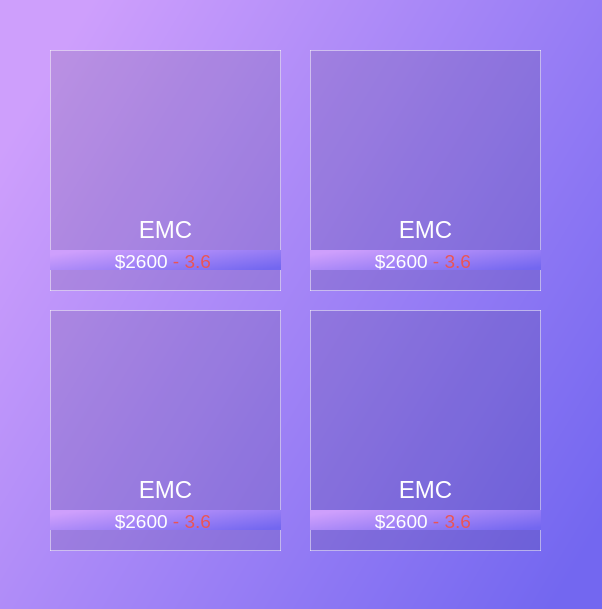
captainswain/CryptoView, file CryptoView/cryptoview.ui: the form before one commit.
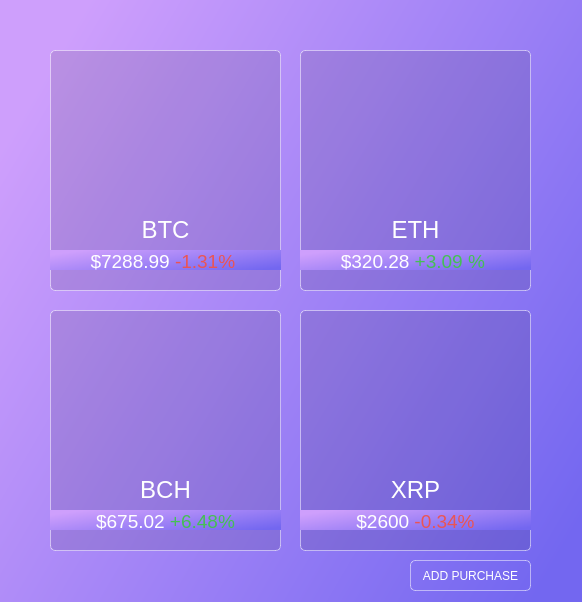
The form after the commit. Icons and pictures are not drawn.

Commit message: More design goodness

Diff of the .ui file:
```diff
--- a/CryptoView/cryptoview.ui
+++ b/CryptoView/cryptoview.ui
@@ -6,8 +6,8 @@
    <rect>
     <x>0</x>
     <y>0</y>
-    <width>602</width>
-    <height>609</height>
+    <width>582</width>
+    <height>602</height>
    </rect>
   </property>
   <property name="windowTitle">
@@ -28,12 +28,17 @@
      </rect>
     </property>
     <property name="styleSheet">
-     <string notr="true">.QGroupBox {
+     <string notr="true">#crytoBox_1 {
 	background:rgba(0,0,0,0.1);
     border-width: 1px;
     border-style: solid;
 	border-color: rgba(255,255,255,0.5);
- }</string>
+	border-radius: 5px
+ }
+#cryptoBox_1:hover {
+	background:rgba(0,0,0,0.8);
+ }
+</string>
     </property>
     <property name="title">
      <string/>
@@ -64,7 +69,7 @@
 &lt;html&gt;&lt;head&gt;&lt;meta name=&quot;qrichtext&quot; content=&quot;1&quot; /&gt;&lt;style type=&quot;text/css&quot;&gt;
 p, li { white-space: pre-wrap; }
 &lt;/style&gt;&lt;/head&gt;&lt;body style=&quot; font-family:'Helvetica Neue'; font-size:14pt; font-weight:400; font-style:normal;&quot;&gt;
-&lt;p align=&quot;center&quot; style=&quot; margin-top:0px; margin-bottom:0px; margin-left:0px; margin-right:0px; -qt-block-indent:0; text-indent:0px;&quot;&gt;&lt;span style=&quot; font-family:'Helvetica Neue,Helvetica,Arial,sans-serif'; font-size:24px; font-weight:496; color:#ffffff;&quot;&gt;EMC&lt;/span&gt;&lt;/p&gt;&lt;/body&gt;&lt;/html&gt;</string>
+&lt;p align=&quot;center&quot; style=&quot; margin-top:0px; margin-bottom:0px; margin-left:0px; margin-right:0px; -qt-block-indent:0; text-indent:0px;&quot;&gt;&lt;span style=&quot; font-family:'Helvetica Neue,Helvetica,Arial,sans-serif'; font-size:24px; font-weight:496; color:#ffffff;&quot;&gt;BTC&lt;/span&gt;&lt;/p&gt;&lt;/body&gt;&lt;/html&gt;</string>
      </property>
     </widget>
     <widget class="QLabel" name="label_2">
@@ -105,15 +110,15 @@
       <string notr="true">background: rbga(0,0,0,0)</string>
      </property>
      <property name="text">
-      <string>&lt;html&gt;&lt;head/&gt;&lt;body&gt;&lt;p align=&quot;center&quot;&gt;&lt;span style=&quot; font-size:14pt; color:#ffffff;&quot;&gt;$2600&lt;span style=&quot;color: #EA5455
-&quot;&gt; - 3.6 &lt;/span&gt;&lt;/span&gt;&lt;/p&gt;&lt;/body&gt;&lt;/html&gt;</string>
+      <string>&lt;html&gt;&lt;head/&gt;&lt;body&gt;&lt;p align=&quot;center&quot;&gt;&lt;span style=&quot; font-size:14pt; color:#ffffff;&quot;&gt;$7288.99&lt;span style=&quot;color: #EA5455
+&quot;&gt; -1.31%	 &lt;/span&gt;&lt;/span&gt;&lt;/p&gt;&lt;/body&gt;&lt;/html&gt;</string>
      </property>
     </widget>
    </widget>
    <widget class="QGroupBox" name="crytoBox_2">
     <property name="geometry">
      <rect>
-      <x>310</x>
+      <x>300</x>
       <y>50</y>
       <width>231</width>
       <height>241</height>
@@ -125,6 +130,7 @@
     border-width: 1px;
     border-style: solid;
 	border-color: rgba(255,255,255,0.5);
+	border-radius: 5px
  }</string>
     </property>
     <property name="title">
@@ -156,7 +162,7 @@
 &lt;html&gt;&lt;head&gt;&lt;meta name=&quot;qrichtext&quot; content=&quot;1&quot; /&gt;&lt;style type=&quot;text/css&quot;&gt;
 p, li { white-space: pre-wrap; }
 &lt;/style&gt;&lt;/head&gt;&lt;body style=&quot; font-family:'Helvetica Neue'; font-size:14pt; font-weight:400; font-style:normal;&quot;&gt;
-&lt;p align=&quot;center&quot; style=&quot; margin-top:0px; margin-bottom:0px; margin-left:0px; margin-right:0px; -qt-block-indent:0; text-indent:0px;&quot;&gt;&lt;span style=&quot; font-family:'Helvetica Neue,Helvetica,Arial,sans-serif'; font-size:24px; font-weight:496; color:#ffffff;&quot;&gt;EMC&lt;/span&gt;&lt;/p&gt;&lt;/body&gt;&lt;/html&gt;</string>
+&lt;p align=&quot;center&quot; style=&quot; margin-top:0px; margin-bottom:0px; margin-left:0px; margin-right:0px; -qt-block-indent:0; text-indent:0px;&quot;&gt;&lt;span style=&quot; font-family:'Helvetica Neue,Helvetica,Arial,sans-serif'; font-size:24px; font-weight:496; color:#ffffff;&quot;&gt;ETH&lt;/span&gt;&lt;/p&gt;&lt;/body&gt;&lt;/html&gt;</string>
      </property>
     </widget>
     <widget class="QLabel" name="label_4">
@@ -197,8 +203,8 @@
       <string notr="true">background: rbga(0,0,0,0)</string>
      </property>
      <property name="text">
-      <string>&lt;html&gt;&lt;head/&gt;&lt;body&gt;&lt;p align=&quot;center&quot;&gt;&lt;span style=&quot; font-size:14pt; color:#ffffff;&quot;&gt;$2600&lt;span style=&quot;color: #EA5455
-&quot;&gt; - 3.6 &lt;/span&gt;&lt;/span&gt;&lt;/p&gt;&lt;/body&gt;&lt;/html&gt;</string>
+      <string>&lt;html&gt;&lt;head/&gt;&lt;body&gt;&lt;p align=&quot;center&quot;&gt;&lt;span style=&quot; font-size:14pt; color:#ffffff;&quot;&gt;$320.28&lt;span style=&quot;color: #45BF55
+&quot;&gt; +3.09 % &lt;/span&gt;&lt;/span&gt;&lt;/p&gt;&lt;/body&gt;&lt;/html&gt;</string>
      </property>
     </widget>
    </widget>
@@ -217,6 +223,7 @@
     border-width: 1px;
     border-style: solid;
 	border-color: rgba(255,255,255,0.5);
+	border-radius: 5px
  }</string>
     </property>
     <property name="title">
@@ -248,7 +255,7 @@
 &lt;html&gt;&lt;head&gt;&lt;meta name=&quot;qrichtext&quot; content=&quot;1&quot; /&gt;&lt;style type=&quot;text/css&quot;&gt;
 p, li { white-space: pre-wrap; }
 &lt;/style&gt;&lt;/head&gt;&lt;body style=&quot; font-family:'Helvetica Neue'; font-size:14pt; font-weight:400; font-style:normal;&quot;&gt;
-&lt;p align=&quot;center&quot; style=&quot; margin-top:0px; margin-bottom:0px; margin-left:0px; margin-right:0px; -qt-block-indent:0; text-indent:0px;&quot;&gt;&lt;span style=&quot; font-family:'Helvetica Neue,Helvetica,Arial,sans-serif'; font-size:24px; font-weight:496; color:#ffffff;&quot;&gt;EMC&lt;/span&gt;&lt;/p&gt;&lt;/body&gt;&lt;/html&gt;</string>
+&lt;p align=&quot;center&quot; style=&quot; margin-top:0px; margin-bottom:0px; margin-left:0px; margin-right:0px; -qt-block-indent:0; text-indent:0px;&quot;&gt;&lt;span style=&quot; font-family:'Helvetica Neue,Helvetica,Arial,sans-serif'; font-size:24px; font-weight:496; color:#ffffff;&quot;&gt;BCH&lt;/span&gt;&lt;/p&gt;&lt;/body&gt;&lt;/html&gt;</string>
      </property>
     </widget>
     <widget class="QLabel" name="label_6">
@@ -289,15 +296,15 @@
       <string notr="true">background: rbga(0,0,0,0)</string>
      </property>
      <property name="text">
-      <string>&lt;html&gt;&lt;head/&gt;&lt;body&gt;&lt;p align=&quot;center&quot;&gt;&lt;span style=&quot; font-size:14pt; color:#ffffff;&quot;&gt;$2600&lt;span style=&quot;color: #EA5455
-&quot;&gt; - 3.6 &lt;/span&gt;&lt;/span&gt;&lt;/p&gt;&lt;/body&gt;&lt;/html&gt;</string>
+      <string>&lt;html&gt;&lt;head/&gt;&lt;body&gt;&lt;p align=&quot;center&quot;&gt;&lt;span style=&quot; font-size:14pt; color:#ffffff;&quot;&gt;$675.02 &lt;span style=&quot;color: #45BF55;
+&quot;&gt;+6.48%&lt;/span&gt;&lt;/span&gt;&lt;/p&gt;&lt;/body&gt;&lt;/html&gt;</string>
      </property>
     </widget>
    </widget>
    <widget class="QGroupBox" name="crytoBox_4">
     <property name="geometry">
      <rect>
-      <x>310</x>
+      <x>300</x>
       <y>310</y>
       <width>231</width>
       <height>241</height>
@@ -309,6 +316,7 @@
     border-width: 1px;
     border-style: solid;
 	border-color: rgba(255,255,255,0.5);
+	border-radius: 5px
  }</string>
     </property>
     <property name="title">
@@ -340,7 +348,7 @@
 &lt;html&gt;&lt;head&gt;&lt;meta name=&quot;qrichtext&quot; content=&quot;1&quot; /&gt;&lt;style type=&quot;text/css&quot;&gt;
 p, li { white-space: pre-wrap; }
 &lt;/style&gt;&lt;/head&gt;&lt;body style=&quot; font-family:'Helvetica Neue'; font-size:14pt; font-weight:400; font-style:normal;&quot;&gt;
-&lt;p align=&quot;center&quot; style=&quot; margin-top:0px; margin-bottom:0px; margin-left:0px; margin-right:0px; -qt-block-indent:0; text-indent:0px;&quot;&gt;&lt;span style=&quot; font-family:'Helvetica Neue,Helvetica,Arial,sans-serif'; font-size:24px; font-weight:496; color:#ffffff;&quot;&gt;EMC&lt;/span&gt;&lt;/p&gt;&lt;/body&gt;&lt;/html&gt;</string>
+&lt;p align=&quot;center&quot; style=&quot; margin-top:0px; margin-bottom:0px; margin-left:0px; margin-right:0px; -qt-block-indent:0; text-indent:0px;&quot;&gt;&lt;span style=&quot; font-family:'Helvetica Neue,Helvetica,Arial,sans-serif'; font-size:24px; font-weight:496; color:#ffffff;&quot;&gt;XRP&lt;/span&gt;&lt;/p&gt;&lt;/body&gt;&lt;/html&gt;</string>
      </property>
     </widget>
     <widget class="QLabel" name="label_8">
@@ -382,10 +390,41 @@
      </property>
      <property name="text">
       <string>&lt;html&gt;&lt;head/&gt;&lt;body&gt;&lt;p align=&quot;center&quot;&gt;&lt;span style=&quot; font-size:14pt; color:#ffffff;&quot;&gt;$2600&lt;span style=&quot;color: #EA5455
-&quot;&gt; - 3.6 &lt;/span&gt;&lt;/span&gt;&lt;/p&gt;&lt;/body&gt;&lt;/html&gt;</string>
+&quot;&gt; -0.34%&lt;/span&gt;&lt;/span&gt;&lt;/p&gt;&lt;/body&gt;&lt;/html&gt;</string>
      </property>
     </widget>
    </widget>
+   <widget class="QPushButton" name="addCurrency">
+    <property name="geometry">
+     <rect>
+      <x>410</x>
+      <y>560</y>
+      <width>121</width>
+      <height>31</height>
+     </rect>
+    </property>
+    <property name="styleSheet">
+     <string notr="true">#addCurrency{
+background:rgba(0,0,0,0);
+border-width: 1px;
+border-style: solid;
+border-color: rgba(255,255,255,0.5);
+color: white;
+border-radius: 5px
+}
+#addCurrency:hover{
+background:rgba(255,255,255,0.2);
+border-width: 1px;
+border-style: solid;
+border-color: rgba(255,255,255,0.5);
+color: white;
+border-radius: 5px
+}</string>
+    </property>
+    <property name="text">
+     <string>ADD PURCHASE</string>
+    </property>
+   </widget>
   </widget>
  </widget>
  <layoutdefault spacing="6" margin="11"/>
```
Left out of the diff: 8 changed lines with no effect on the pictures.
